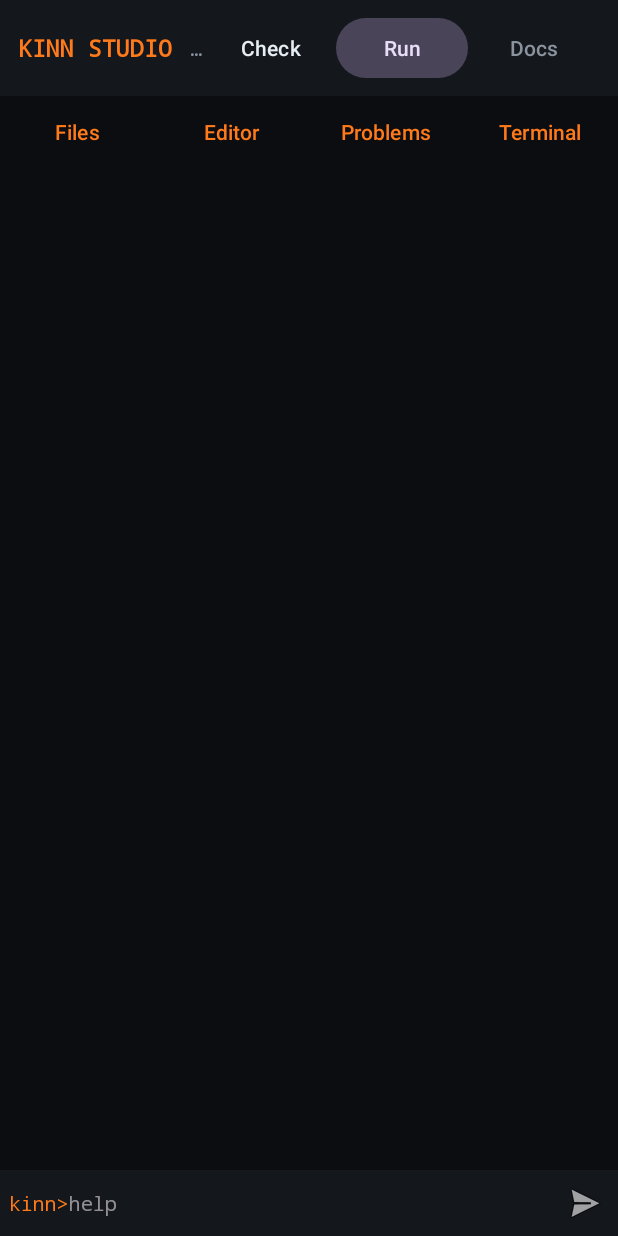
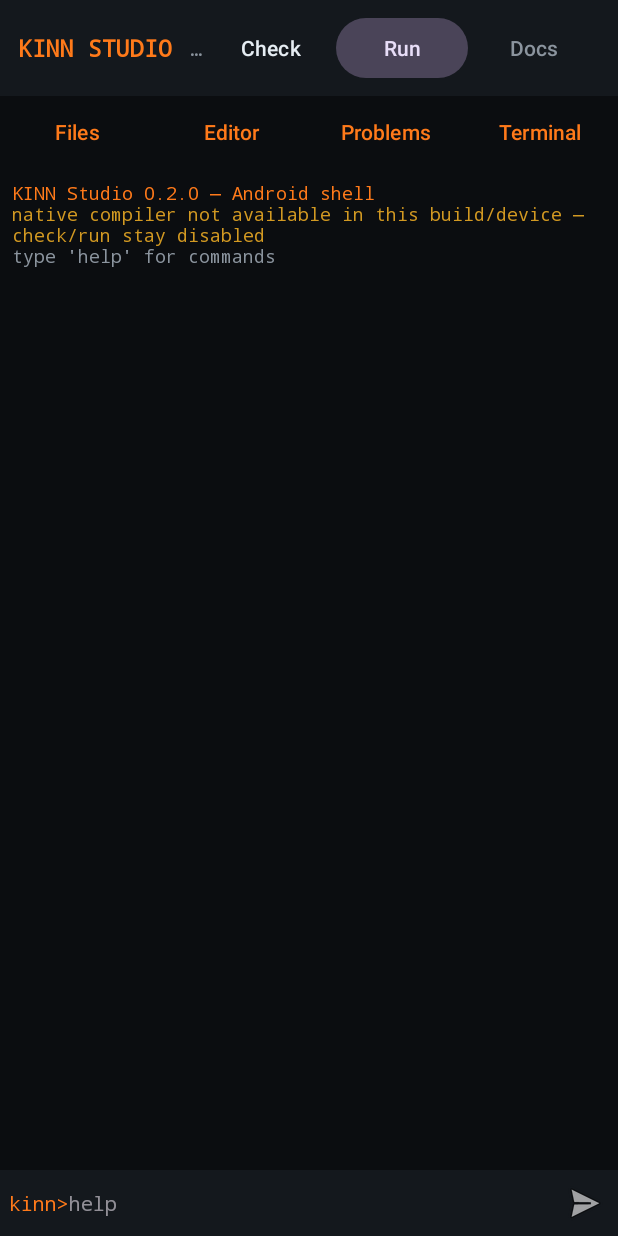
Before and after one commit to kokernk-ctrl/KINN, an Android app: the screen it shows after launch (MainActivity), after a tap on "Terminal", on a phone screen of 412 x 824 dp. Run offline under Robolectric (Android 15) with nearby library versions, the phone set to English and light mode, and no system bars; 1 other tap on this screen came first.

Commit message:
fix(android): colored terminal output; local build verified with native compiler
- termPrint restored with per-line colors (Spannable + ForegroundColorSpan)
- verified locally: full SDK build produces debug APK (5.7->6.6 MB) that
  bundles libkinn_android.so (933 KB, arm64-v8a, JNI exports verified via
  llvm-nm) and the offline docs; apksigner confirms the debug signature;
  release APK built UNSIGNED locally (no production keystore — documented)
- android.yml: cargo-ndk 4.x needs --platform (not -p); drop the
  redundant libkinn_ffi.so cdylib from jniLibs

```diff
--- a/android/app/src/main/java/dev/kinn/studio/MainActivity.kt
+++ b/android/app/src/main/java/dev/kinn/studio/MainActivity.kt
@@ -5,7 +5,10 @@ import android.content.Intent
 import android.net.Uri
 import android.os.Bundle
 import android.text.Editable
+import android.text.SpannableString
+import android.text.Spanned
 import android.text.TextWatcher
+import android.text.style.ForegroundColorSpan
 import android.view.View
 import android.view.inputmethod.EditorInfo
 import android.widget.EditText
@@ -371,12 +374,25 @@ class MainActivity : AppCompatActivity() {
 
     // -- terminal ---------------------------------------------------------------
 
-    /**
-     * Append a line to the scrollback. The terminal is plain text in
-     * this version (single color) — a UI nicety that is not faked.
-     */
-    private fun termPrint(text: String) {
-        terminalOut.append(text).append('\n')
+    /** Append a colored line to the terminal scrollback. */
+    private fun termPrint(text: String, cls: String = "out") {
+        val color = when (cls) {
+            "accent" -> 0xFFFF7A1A.toInt()
+            "ok" -> 0xFF3FB950.toInt()
+            "warn" -> 0xFFD29922.toInt()
+            "err" -> 0xFFF85149.toInt()
+            "dim" -> 0xFF8B949E.toInt()
+            "cmd" -> 0xFFE6EDF3.toInt()
+            else -> 0xFFE6EDF3.toInt()
+        }
+        val span = SpannableString(text + "\n")
+        span.setSpan(
+            ForegroundColorSpan(color),
+            0,
+            span.length,
+            Spanned.SPAN_EXCLUSIVE_EXCLUSIVE,
+        )
+        terminalOut.append(span)
         terminalScroll.post { terminalScroll.fullScroll(ScrollView.FOCUS_DOWN) }
     }
 
```
Also changed, not shown: 1 other file.
